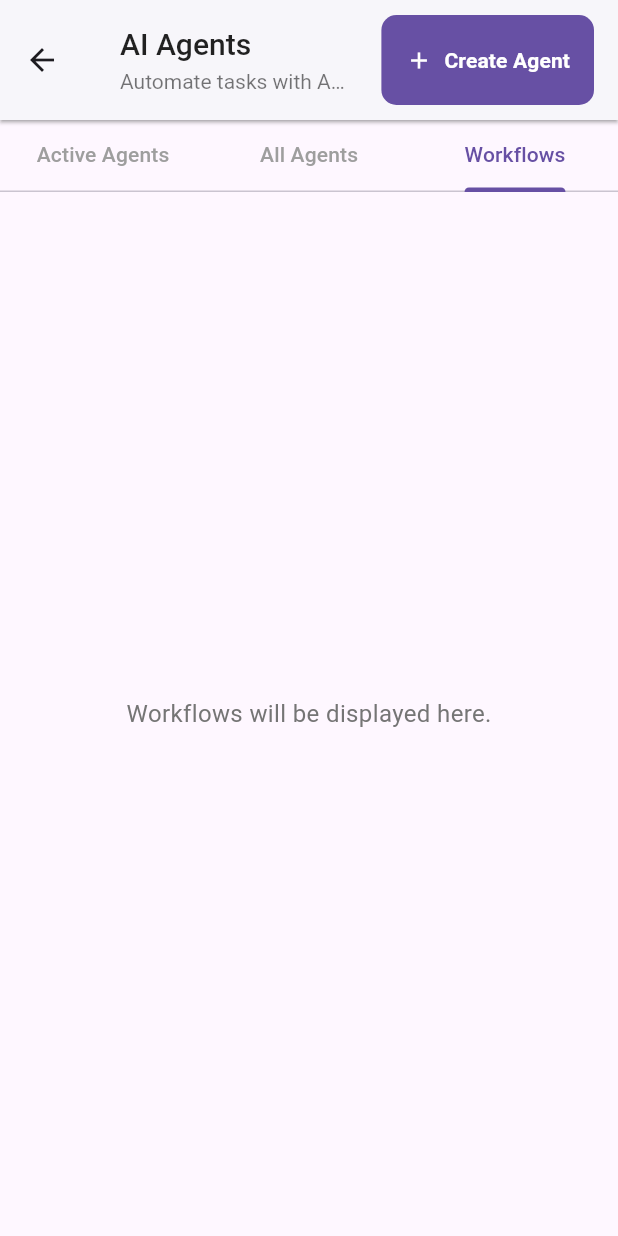
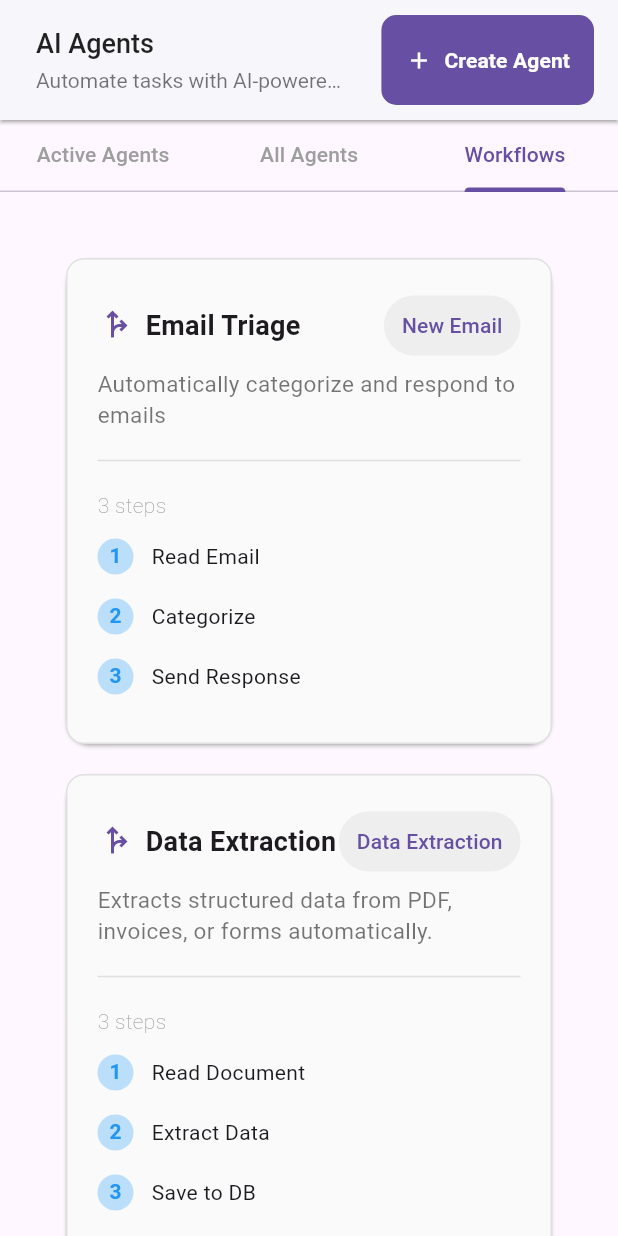
Before and after one commit to minhkhang1505/khtn-ai-final-project, a Flutter app: the AgentsPage screen opened directly, tab 3 chosen, on a phone screen of 412 x 824 dp. Run offline on Flutter 3.47's test engine with Material 3 defaults, Android fonts, the phone set to English and light mode, and no system bars; our stand-ins replace flutter_otp_text_field, flutter_svg, google_fonts.

Commit message:
feat:ui workflows tab

```diff
--- a/lib/constants/constant.dart
+++ b/lib/constants/constant.dart
@@ -11,4 +11,14 @@ class AppBarInfo {
   static const double elevation = 1.0;
   static const Color backgroundColor = Colors.white;
   static const Color shadowColor = Colors.grey;
+  static const TextStyle titleTextStyle = TextStyle(
+    fontSize: 18,
+    color: Colors.black87,
+    fontWeight: FontWeight.w500,
+  );
+  static const TextStyle subtitleTextStyle = TextStyle(
+    fontSize: 14,
+    color: Colors.black54,
+    fontWeight: FontWeight.w400,
+  );
 }
--- a/lib/main.dart
+++ b/lib/main.dart
@@ -10,7 +10,7 @@ import 'package:khtn_ai_final_project/presentation/views/agents/edit_agent.dart'
 void main() {
   //runApp(const MyApp());
   runApp(const MaterialApp(
-    home: EditAgentPage(),
+    home: AgentsPage(),
   ));
 }
 
--- a/lib/presentation/views/agents/agents_page.dart
+++ b/lib/presentation/views/agents/agents_page.dart
@@ -1,6 +1,7 @@
 import 'package:flutter/material.dart';
 import 'agents_card.dart' show AgentCard;
 import 'package:khtn_ai_final_project/constants/constant.dart' show AppSpacing, AppBarInfo;
+import 'workflows_tab.dart' show WorkflowsTab;
 
 /// Agents page - Manage AI agents
 class AgentsPage extends StatefulWidget {
@@ -54,25 +55,16 @@ class _AgentsPageState extends State<AgentsPage> with SingleTickerProviderStateM
               children: const [
                 Text(
                   'AI Agents',
-                  style: TextStyle(
-                    fontSize: 20,
-                    color: Colors.black87,
-                    fontWeight: FontWeight.w500,
-                  ),
+                  style: AppBarInfo.titleTextStyle,
                 ),
                 SizedBox(height: 4),
                 Text(
                   'Automate tasks with AI-powered workflows',
-                  style: TextStyle(
-                    fontSize: 14,
-                    color: Colors.black54,
-                    fontWeight: FontWeight.w400,
-                  ),
+                  style: AppBarInfo.subtitleTextStyle,
                 ),
               ],
             ),
           ],
-
         ),
         actions: [
           Padding(
@@ -175,17 +167,3 @@ class AllAgentsTab extends StatelessWidget {
     );
   }
 }
-
-class WorkflowsTab extends StatelessWidget {
-  const WorkflowsTab({super.key});
-
-  @override
-  Widget build(BuildContext context) {
-    return Center(
-      child: Text(
-        'Workflows will be displayed here.',
-        style: TextStyle(fontSize: 16, color: Colors.grey[600]),
-      ),
-    );
-  }
-}
--- /dev/null
+++ b/lib/presentation/views/agents/workflows_cart.dart
@@ -0,0 +1,186 @@
+import 'package:flutter/material.dart';
+
+enum Workflow { emailTriage, dataExtraction }
+
+class WorkflowsCart extends StatelessWidget {
+  final Workflow workflow;
+  final String workflowName;
+  final String workflowDescription;
+  final String feature;
+  final List<WorkflowStep> steps;
+  final String state;
+
+  const WorkflowsCart._({
+    required this.workflow,
+    required this.workflowName,
+    required this.workflowDescription,
+    required this.feature,
+    required this.steps,
+    required this.state,
+  });
+
+  factory WorkflowsCart({required Workflow workflow}) {
+    switch (workflow) {
+      case Workflow.emailTriage:
+        return WorkflowsCart._(
+          workflow: workflow,
+          workflowName: 'Email Triage',
+          workflowDescription:
+              'Automatically categorize and respond to emails',
+          feature: 'New Email',
+          state: 'Active',
+          steps: const [
+            WorkflowStep(number: 1, title: 'Read Email', subtitle: 'email.read'),
+            WorkflowStep(number: 2, title: 'Categorize', subtitle: 'ai.classify'),
+            WorkflowStep(number: 3, title: 'Send Response', subtitle: 'email.send'),
+          ],
+        );
+
+      case Workflow.dataExtraction:
+        return WorkflowsCart._(
+          workflow: workflow,
+          workflowName: 'Data Extraction',
+          workflowDescription:
+              'Extracts structured data from PDF, invoices, or forms automatically.',
+          feature: 'Data Extraction',
+          state: 'Inactive',
+          steps: const [
+            WorkflowStep(number: 1, title: 'Read Document', subtitle: 'file.read'),
+            WorkflowStep(number: 2, title: 'Extract Data', subtitle: 'ai.extract'),
+            WorkflowStep(number: 3, title: 'Save to DB', subtitle: 'data.save'),
+          ],
+        );
+    }
+  }
+
+  @override
+  Widget build(BuildContext context) {
+    return Card(
+      shape: RoundedRectangleBorder(borderRadius: BorderRadius.circular(16)),
+      child: Container(
+        decoration: BoxDecoration(
+          border: Border.all(color: Colors.grey.shade300),
+          borderRadius: BorderRadius.circular(12),
+          color: Colors.grey.shade50,
+        ),
+        padding: const EdgeInsets.all(20),
+        child: Column(
+          crossAxisAlignment: CrossAxisAlignment.start,
+          children: [
+            // Header row
+            Row(
+              mainAxisAlignment: MainAxisAlignment.spaceBetween,
+              children: [
+                Row(
+                  crossAxisAlignment: CrossAxisAlignment.start,
+                  children: [
+                    Icon(Icons.fork_right, color: Theme.of(context).primaryColor, size: 24),
+                    SizedBox(width: 8),
+                    Text(
+                      workflowName,
+                      style: TextStyle(
+                        fontSize: 18,
+                        fontWeight: FontWeight.w600,
+                      ),
+                    ),
+                  ],
+                ),
+                TextButton(
+                  onPressed: () {},
+                  style: TextButton.styleFrom(
+                    backgroundColor: Colors.grey.shade200,
+                    padding: const EdgeInsets.symmetric(
+                        horizontal: 12, vertical: 4),
+                  ),
+                  child: Text(feature),
+                ),
+              ],
+            ),
+            const SizedBox(height: 4),
+
+            Text(
+              workflowDescription,
+              style: TextStyle(
+                color: Colors.black54,
+                fontSize: 15,
+              ),
+            ),
+
+            const SizedBox(height: 12),
+            Divider(
+              color: Colors.grey.shade300,
+              thickness: 1,
+              indent: 0,
+              endIndent: 0,
+            ),
+            const SizedBox(height: 12),
+
+            // Workflow steps
+            Text(
+              '${steps.length} steps',
+              style: TextStyle(
+                fontSize: 14,
+                fontWeight: FontWeight.w100,
+                color: Colors.grey.shade500,
+              ),
+            ),
+            const SizedBox(height: 8),
+            ...steps,
+          ],
+        ),
+      ),
+    );
+  }
+}
+
+class WorkflowStep extends StatelessWidget {
+  final int number;
+  final String title;
+  final String subtitle;
+
+  const WorkflowStep({
+    super.key,
+    required this.number,
+    required this.title,
+    required this.subtitle,
+  });
+
+  @override
+  Widget build(BuildContext context) {
+    return Padding(
+      padding: const EdgeInsets.only(bottom: 8.0),
+      child: Row(
+        children: [
+          CircleAvatar(
+            radius: 12,
+            backgroundColor: Colors.blue.shade100,
+            child: Text(
+              '$number',
+              style: const TextStyle(
+                color: Colors.blue,
+                fontSize: 14,
+                fontWeight: FontWeight.w600,
+              ),
+            ),
+          ),
+          const SizedBox(width: 12, height: 32,),
+          Expanded(
+            child: Column(
+              crossAxisAlignment: CrossAxisAlignment.start,
+              children: [
+                Text(title, style: const TextStyle(fontSize: 14)),
+                // Text(
+                //   subtitle,
+                //   style: const TextStyle(
+                //     fontSize: 12,
+                //     color: Colors.black54,
+                //   ),
+                // ),
+              ],
+            ),
+          ),
+        ],
+      ),
+    );
+  }
+}
--- /dev/null
+++ b/lib/presentation/views/agents/workflows_tab.dart
@@ -0,0 +1,25 @@
+import 'package:flutter/material.dart';
+import 'workflows_cart.dart' show WorkflowsCart, Workflow;
+
+class WorkflowsTab extends StatelessWidget {
+  const WorkflowsTab({super.key});
+
+  @override
+  Widget build(BuildContext context) {
+    return SingleChildScrollView(
+      padding: const EdgeInsets.all(40),
+      child: Center(
+        child: Column(
+          mainAxisAlignment: MainAxisAlignment.center,
+          children: [
+            WorkflowsCart(workflow: Workflow.emailTriage),
+            const SizedBox(height: 12),
+            WorkflowsCart(workflow: Workflow.dataExtraction),
+            const SizedBox(height: 12),
+            WorkflowsCart(workflow: Workflow.dataExtraction),
+          ],
+        ),
+      ),
+    );
+  }
+}
```
Also changed, not shown: lib/presentation/views/agents/agents_card.dart (+10 -5 lines), lib/presentation/views/agents/edit_agent.dart (+27 -129 lines).
